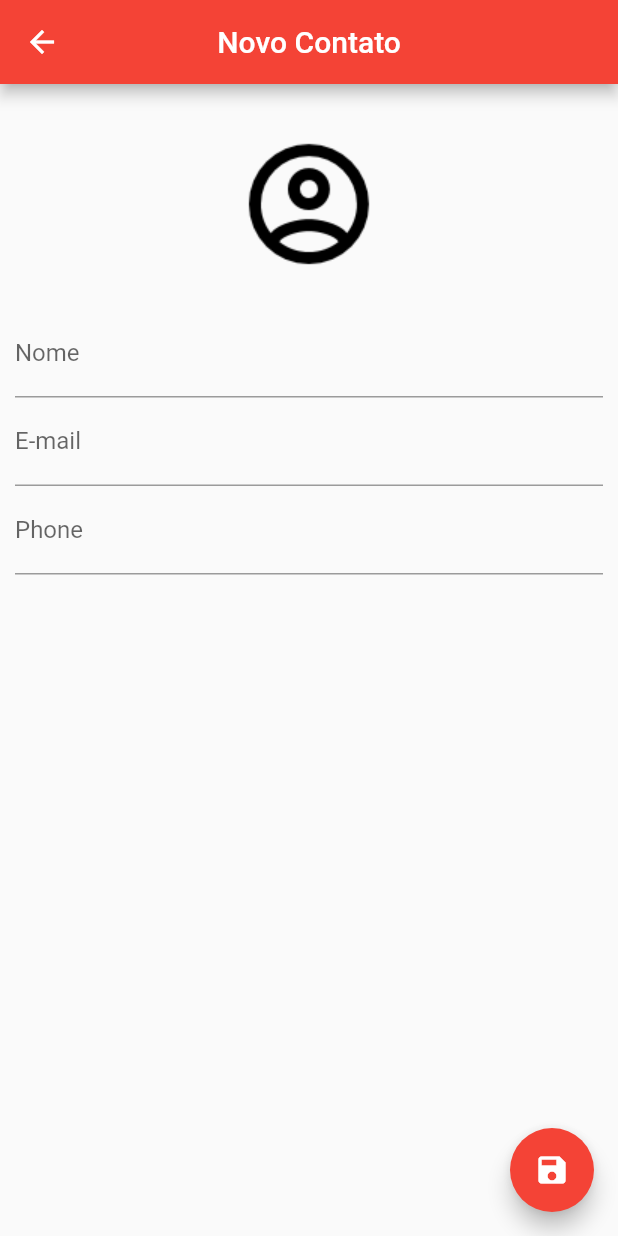
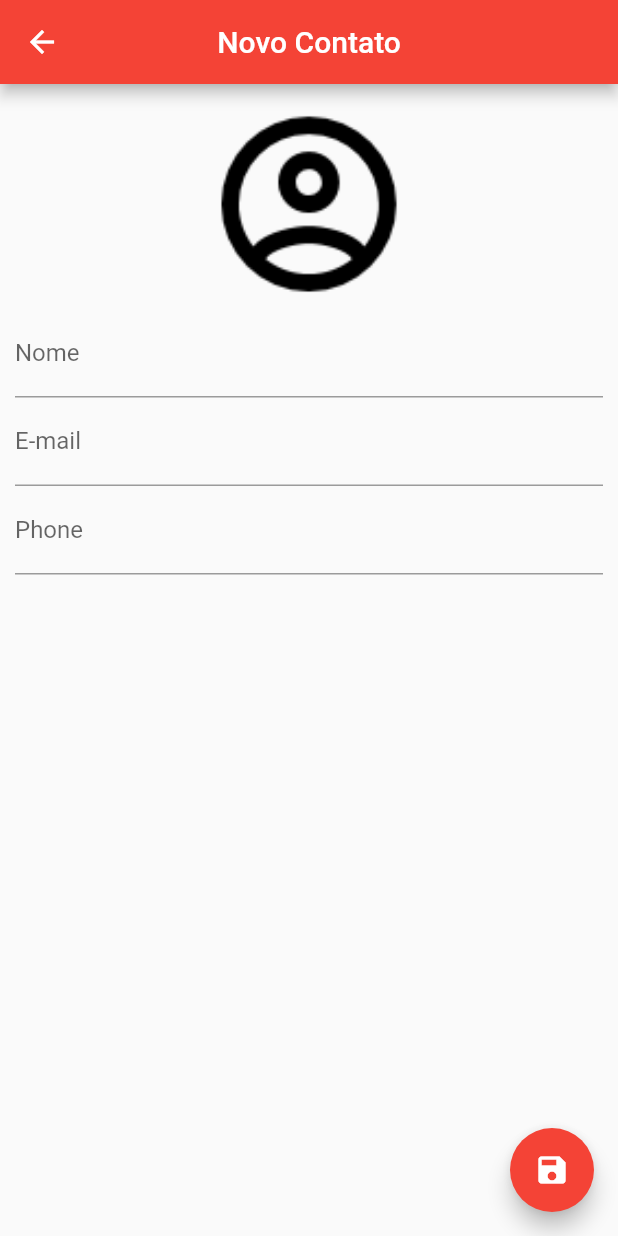
Before and after one commit to pmalaquias/agenda_contatos, a Flutter app: the ContactPage screen opened directly, on a phone screen of 412 x 824 dp. Run offline on Flutter 3.47's test engine with Material 2 defaults, Android fonts, the phone set to English and light mode, and no system bars; our stand-ins replace image_picker, sqflite; accounts and stored records are empty.

```diff
--- a/lib/ui/contact_page.dart
+++ b/lib/ui/contact_page.dart
@@ -76,7 +76,8 @@ class _ContactPageState extends State<ContactPage> {
                         image: DecorationImage(
                             image: _editContact.img != null ?
                             FileImage(File(_editContact.img)) :
-                            AssetImage("images/person.png")
+                            AssetImage("images/person.png"),
+                          fit: BoxFit.cover
                         ),
                       ),
                     ),
--- a/lib/ui/home_page.dart
+++ b/lib/ui/home_page.dart
@@ -81,7 +81,8 @@ class _HomePageState extends State<HomePage> {
                    image: DecorationImage(
                        image: contacts[index].img != null ?
                            FileImage(File(contacts[index].img)) :
-                           AssetImage("images/person.png")
+                           AssetImage("images/person.png"),
+                     fit: BoxFit.cover
                    ),
                  ),
                ),
```
